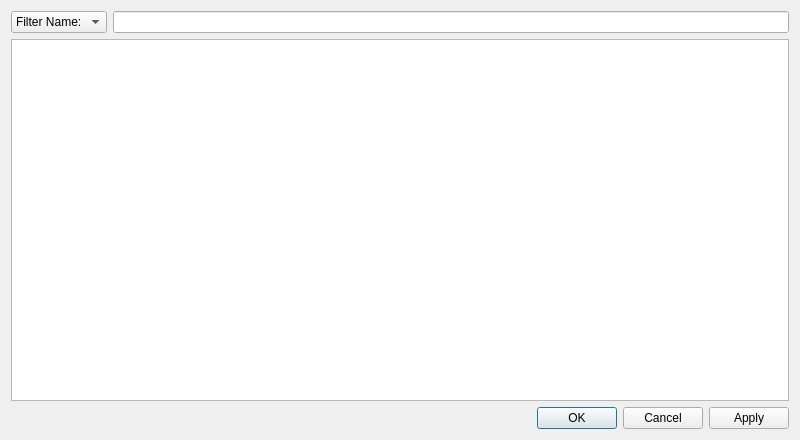
Before: the Qt Designer form src/Sigil/Form_Files/ClipEditor.ui in Sigil-Ebook/Sigil, drawn with Qt 5.
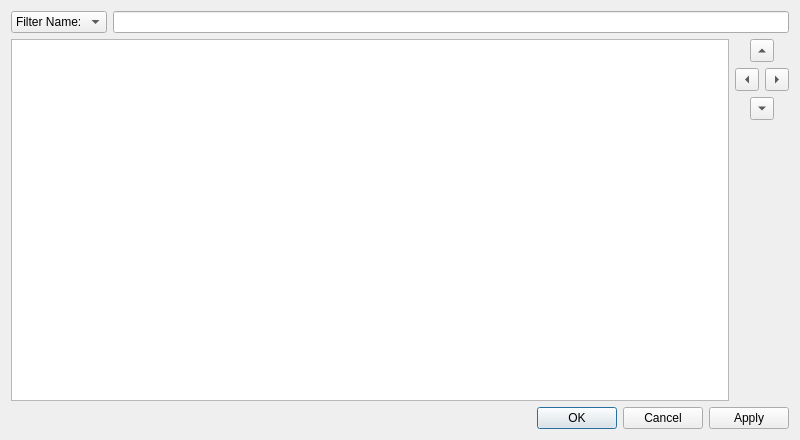
After: the same form once the commit is applied. Custom widgets are drawn as their Qt base class.

Commit message: Add arrow buttons to Search and Clip to move items as alternative to drag and drop.

```diff
--- a/src/Sigil/Form_Files/ClipEditor.ui
+++ b/src/Sigil/Form_Files/ClipEditor.ui
@@ -57,6 +57,87 @@
        </property>
       </widget>
      </item>
+     <item>
+      <layout class="QVBoxLayout" name="verticalLayout_3">
+       <item>
+        <layout class="QHBoxLayout" name="horizontalLayout_7">
+         <item>
+          <widget class="QToolButton" name="MoveUp">
+           <property name="toolTip">
+            <string>Move an entry up one entry in the same group.</string>
+           </property>
+           <property name="text">
+            <string>...</string>
+           </property>
+           <property name="arrowType">
+            <enum>Qt::UpArrow</enum>
+           </property>
+          </widget>
+         </item>
+        </layout>
+       </item>
+       <item>
+        <layout class="QHBoxLayout" name="horizontalLayout_6">
+         <item>
+          <widget class="QToolButton" name="MoveLeft">
+           <property name="toolTip">
+            <string>Move an entry to the level of its parent.</string>
+           </property>
+           <property name="text">
+            <string>...</string>
+           </property>
+           <property name="arrowType">
+            <enum>Qt::LeftArrow</enum>
+           </property>
+          </widget>
+         </item>
+         <item>
+          <widget class="QToolButton" name="MoveRight">
+           <property name="toolTip">
+            <string>You must select an item immediately under a group to move it into the group.</string>
+           </property>
+           <property name="text">
+            <string>...</string>
+           </property>
+           <property name="arrowType">
+            <enum>Qt::RightArrow</enum>
+           </property>
+          </widget>
+         </item>
+        </layout>
+       </item>
+       <item>
+        <layout class="QHBoxLayout" name="horizontalLayout_4">
+         <item>
+          <widget class="QToolButton" name="MoveDown">
+           <property name="toolTip">
+            <string>Move an entry down one in the group.</string>
+           </property>
+           <property name="text">
+            <string>...</string>
+           </property>
+           <property name="arrowType">
+            <enum>Qt::DownArrow</enum>
+           </property>
+          </widget>
+         </item>
+        </layout>
+       </item>
+       <item>
+        <spacer name="verticalSpacer">
+         <property name="orientation">
+          <enum>Qt::Vertical</enum>
+         </property>
+         <property name="sizeHint" stdset="0">
+          <size>
+           <width>20</width>
+           <height>40</height>
+          </size>
+         </property>
+        </spacer>
+       </item>
+      </layout>
+     </item>
     </layout>
    </item>
    <item>
```
The commit also changes 5 other files.
